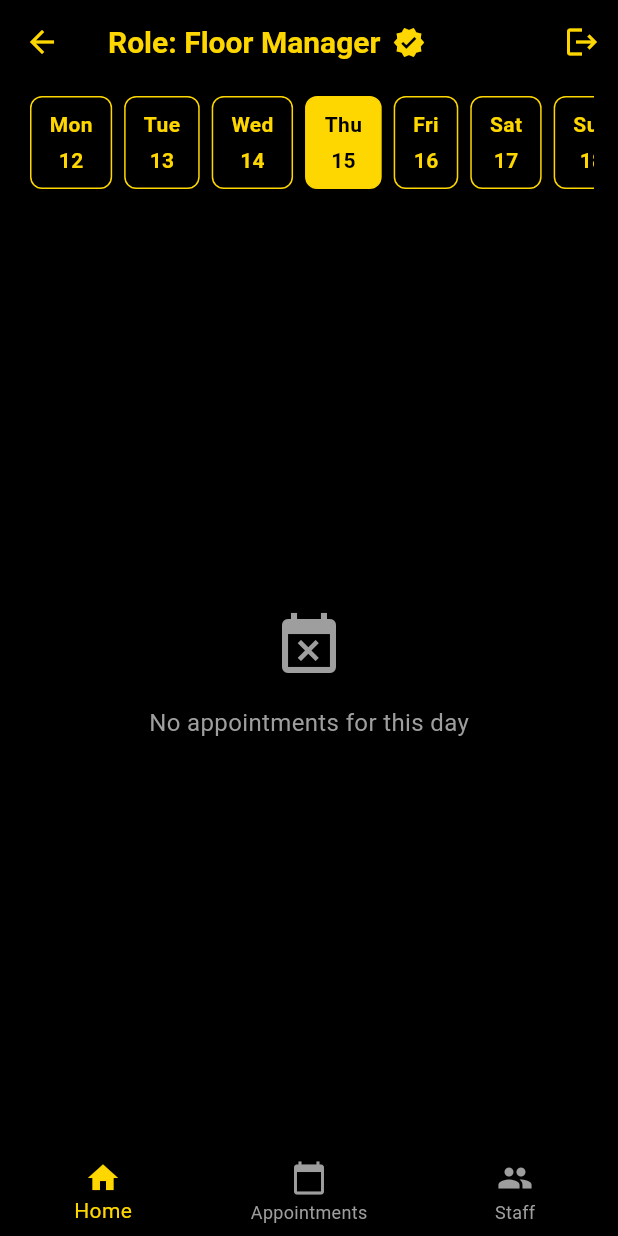
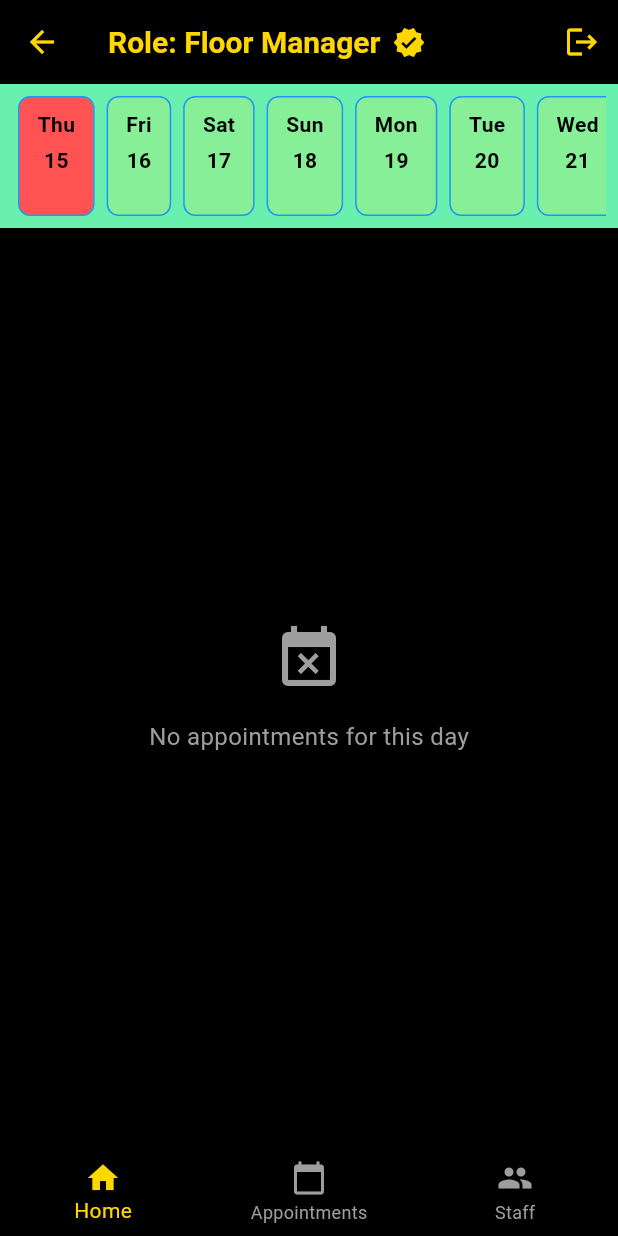
Before and after one commit to mogalia786/vip-lounge-ios-final, a Flutter app: the FloorManagerHomeScreen screen opened directly, on a phone screen of 412 x 824 dp. Run offline on Flutter 3.47's test engine with Material 3 defaults, Android fonts, the light colour scheme and no system bars; our stand-ins replace cloud_firestore, file_picker, firebase_auth, firebase_core, firebase_messaging, firebase_storage and 10 more; missing offline and left inert: add_2_calendar, google_maps_flutter_platform_interface; accounts and stored records are empty; network calls fail; project files that could hold a hidden picture were left out.

Commit message:
WIP: User changes and screen bugfixes before sleep (manual undo, reverted date scroll, preserved all user edits)

```diff
--- a/lib/features/floor_manager/presentation/screens/floor_manager_home_screen.dart
+++ b/lib/features/floor_manager/presentation/screens/floor_manager_home_screen.dart
@@ -8,6 +8,7 @@
 import 'package:vip_lounge/core/services/vip_notification_service.dart';
 import '../../../../core/services/notification_service.dart';
 import 'appointments_screen.dart';
+import 'package:vip_lounge/features/minister/presentation/screens/concierge_closed_day_helper.dart';
 import 'staff_management_screen.dart';
 import 'notifications_screen.dart';
 import '../widgets/staff_assignment_dialog.dart';
@@ -996,19 +997,27 @@
     return availableStaff;
   }
 
-  void _loadAppointments() {}
-
-  Widget _buildWeeklySchedule() {
+  void _loadAppointments() {
+    setState(() {});
+  }
+
+  Widget _buildDateScroll30Days() {
     final now = DateTime.now();
-    final startOfWeek = now.subtract(Duration(days: now.weekday - 1));
-    final days = List.generate(7, (i) => startOfWeek.add(Duration(days: i)));
-    return Padding(
-      padding: const EdgeInsets.symmetric(horizontal: 16.0, vertical: 8.0),
-      child: SingleChildScrollView(
+    final days = List.generate(30, (i) => DateTime(now.year, now.month, now.day).add(Duration(days: i)));
+    return Container(
+      color: Colors.greenAccent,
+      child: Padding(
+        padding: const EdgeInsets.symmetric(horizontal: 8.0, vertical: 8.0),
+        child: SizedBox(
+          height: 80, // Increased height for visibility
+          child: ListView.builder(
             scrollDirection: Axis.horizontal,
-        child: Row(
-          children: days.map((day) {
+            itemCount: days.length,
+            itemBuilder: (context, i) {
+              final day = days[i];
               final isSelected = _selectedDate.year == day.year && _selectedDate.month == day.month && _selectedDate.day == day.day;
+              // Debug print
+              print('Building date item for: ' + day.toString());
               return GestureDetector(
                 onTap: () {
                   setState(() {
@@ -1020,16 +1029,17 @@
                   margin: const EdgeInsets.symmetric(horizontal: 4),
                   padding: const EdgeInsets.symmetric(vertical: 8, horizontal: 12),
                   decoration: BoxDecoration(
-                  color: isSelected ? AppColors.gold : Colors.transparent,
+                    color: isSelected ? Colors.redAccent : Colors.yellow.withOpacity(0.2),
                     borderRadius: BorderRadius.circular(8),
-                  border: Border.all(color: AppColors.gold),
+                    border: Border.all(color: Colors.blue),
                   ),
                   child: Column(
+                    mainAxisSize: MainAxisSize.min,
                     children: [
                       Text(
                         DateFormat('E').format(day),
                         style: TextStyle(
-                        color: isSelected ? Colors.black : AppColors.gold,
+                          color: Colors.black,
                           fontWeight: FontWeight.bold,
                         ),
                       ),
@@ -1037,7 +1047,7 @@
                       Text(
                         DateFormat('d').format(day),
                         style: TextStyle(
-                        color: isSelected ? Colors.black : AppColors.gold,
+                          color: Colors.black,
                           fontWeight: FontWeight.bold,
                         ),
                       ),
@@ -1045,7 +1055,8 @@
                   ),
                 ),
               );
-          }).toList(),
+            },
+          ),
         ),
       ),
     );
@@ -1090,7 +1101,7 @@
       ),
       body: Column(
         children: [
-          _buildWeeklySchedule(),
+          _buildDateScroll30Days(),
           Expanded(
             child: StreamBuilder<QuerySnapshot>(
               stream: FirebaseFirestore.instance
@@ -1102,7 +1113,6 @@
                 if (!snapshot.hasData) {
                   return Center(child: CircularProgressIndicator(color: AppColors.gold));
                 }
-
                 final appointments = snapshot.data!.docs;
                 if (appointments.isEmpty) {
                   return Center(
@@ -1119,7 +1129,6 @@
                     ),
                   );
                 }
-
                 return ListView.builder(
                   itemCount: appointments.length,
                   padding: const EdgeInsets.all(8),
--- a/lib/features/floor_manager/presentation/widgets/daily_schedule.dart
+++ b/lib/features/floor_manager/presentation/widgets/daily_schedule.dart
@@ -164,6 +164,8 @@
                             // Service and venue
                              Padding(
                               padding: const EdgeInsets.only(top: 6.0),
+                              child: SingleChildScrollView(
+                                scrollDirection: Axis.horizontal,
                                 child: Row(
                                   children: [
                                     Icon(Icons.spa, size: 14, color: Colors.grey),
@@ -172,7 +174,7 @@
                                       '${appointment['serviceName'] ?? 'Not specified'}',
                                       style: TextStyle(color: Colors.white70, fontSize: 13),
                                     ),
-                                  Spacer(),
+                                    SizedBox(width: 12),
                                     Text(
                                       _getStatusText(appointment['status']),
                                       style: TextStyle(
@@ -182,6 +184,7 @@
                                       ),
                                     ),
                                   ],
+                                ),
                               ),
                             ),
 
```
Also changed, not shown: lib/core/presentation/screens/standard_home_screen.dart (+15 -1 lines), lib/features/concierge/presentation/widgets/performance_metrics_widget.dart (+38 -17 lines), lib/features/floor_manager/presentation/screens/floor_manager_home_screen_new.dart (+9 -1 lines), lib/features/minister/presentation/screens/concierge_closed_day_helper.dart (added, +46 -0 lines), lib/features/minister/presentation/screens/time_slot_selection_screen.dart (+7 -17 lines). Lines whose indentation alone changed are shown as unchanged.
